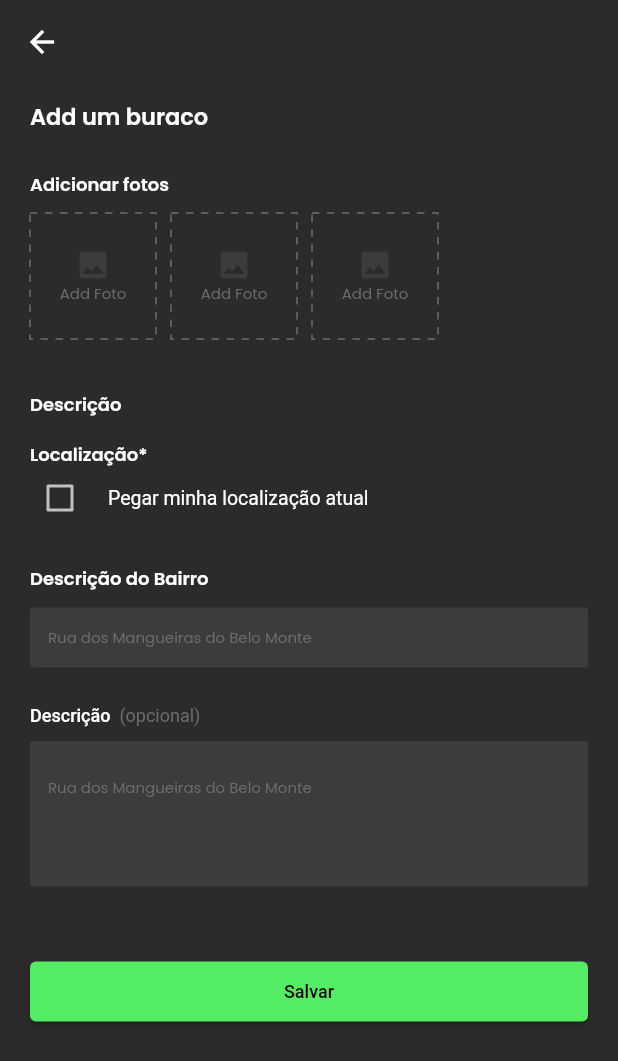
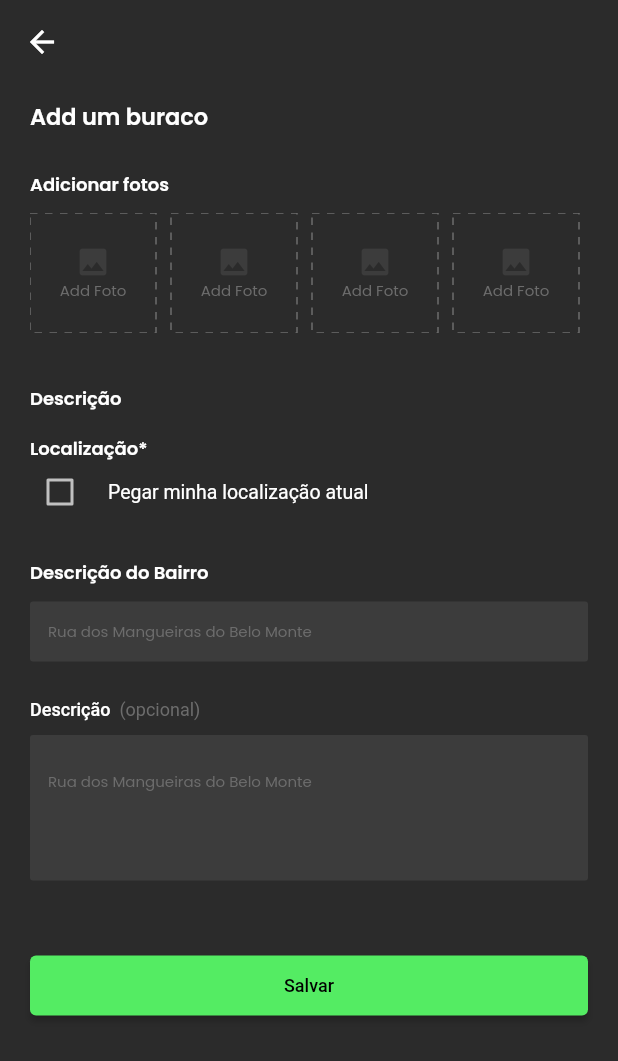
Before and after one commit to IdeiasAbertas/mapadeburacos-app, a Flutter app: the AddBuracoForm screen opened directly, on a phone screen of 412 x 824 dp. Shown: the top 1061 px of the screen. Run offline on Flutter 3.47's test engine with Material 2 defaults, Android fonts, the light colour scheme and no system bars; drawn by our look-alikes of dotted_border; our stand-ins replace camera, flutter_svg, google_fonts.

Commit message:
minor changes in photos list

```diff
--- a/lib/features/add_buraco_form/add_buraco_form.dart
+++ b/lib/features/add_buraco_form/add_buraco_form.dart
@@ -45,30 +45,19 @@ class _AddBuracoFormState extends State<AddBuracoForm> {
               const SizedBox(
                 height: 10,
               ),
-              Row(
-                children: [
-                  AddPhotoWidget(
-                    onChanged: (value) {
-                      photosList.add(value);
-                    },
+              SizedBox(
+                height: 80,
+                child: ListView(
+                  scrollDirection: Axis.horizontal,
+                  children: List.generate(
+                    6,
+                    (i) => AddPhotoWidget(
+                      onChanged: (value) {
+                        photosList.add(value);
+                      },
+                    ),
                   ),
-                  const SizedBox(
-                    width: 10,
-                  ),
-                  AddPhotoWidget(
-                    onChanged: (value) {
-                      photosList.add(value);
-                    },
-                  ),
-                  const SizedBox(
-                    width: 10,
-                  ),
-                  AddPhotoWidget(
-                    onChanged: (value) {
-                      photosList.add(value);
-                    },
-                  ),
-                ],
+                ),
               ),
               const SizedBox(
                 height: 35,
--- a/lib/features/widgets/add_photo_widget.dart
+++ b/lib/features/widgets/add_photo_widget.dart
@@ -19,7 +19,9 @@ class _AddPhotoWidgetState extends State<AddPhotoWidget> {
 
   @override
   Widget build(BuildContext context) {
-    return GestureDetector(
+    return Container(
+      margin: const EdgeInsets.only(right: 10),
+      child: GestureDetector(
         onTap: () {
           picturePath = Navigator.of(context)
               .push(
@@ -72,6 +74,7 @@ class _AddPhotoWidgetState extends State<AddPhotoWidget> {
                   ),
                 ),
               ),
+      ),
     );
   }
 }
```
Lines whose indentation alone changed are shown as unchanged.
